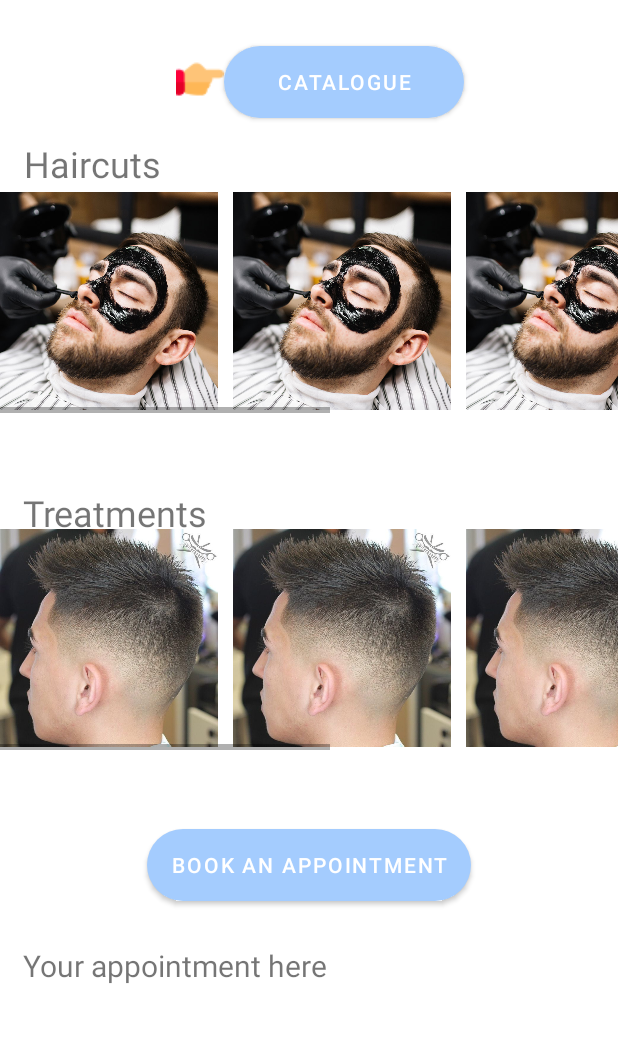
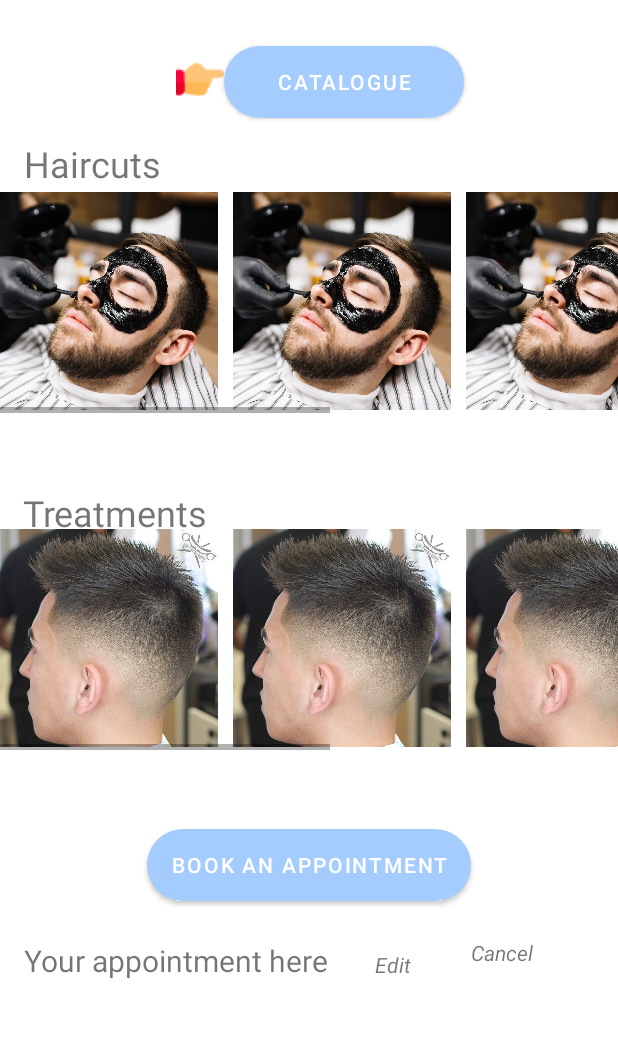
Before and after one commit to Mhmdbaba/CSC498G_FinalProject_BarberApp, an Android app: the HomePage screen opened directly, with no data from a screen before it, on a phone screen of 412 x 824 dp, the part 183-1226 px from its top. Run offline under Robolectric (Android 15) with nearby library versions, the phone set to English and light mode, and no system bars.

Commit message:
commit 8

```diff
--- a/app/src/main/res/layout/activity_home_page.xml
+++ b/app/src/main/res/layout/activity_home_page.xml
@@ -4,7 +4,9 @@
     xmlns:tools="http://schemas.android.com/tools"
     android:layout_width="match_parent"
     android:layout_height="match_parent"
-    tools:context=".HomePage">
+    tools:context=".HomePage"
+    tools:layout_editor_absoluteX="1dp"
+    tools:layout_editor_absoluteY="-3dp">
 
     <Button
         android:id="@+id/button6"
@@ -158,6 +160,7 @@
     </ScrollView>
 
     <ScrollView
+        android:id="@+id/scrollView4"
         android:layout_width="413dp"
         android:layout_height="151dp"
         app:layout_constraintBottom_toBottomOf="parent"
@@ -218,9 +221,35 @@
         android:textSize="20sp"
         app:layout_constraintBottom_toBottomOf="parent"
         app:layout_constraintEnd_toEndOf="parent"
-        app:layout_constraintHorizontal_bias="0.072"
+        app:layout_constraintHorizontal_bias="0.076"
         app:layout_constraintStart_toStartOf="parent"
         app:layout_constraintTop_toTopOf="parent"
-        app:layout_constraintVertical_bias="0.944" />
+        app:layout_constraintVertical_bias="0.94" />
+
+    <TextView
+        android:id="@+id/tv_cancel"
+        android:layout_width="wrap_content"
+        android:layout_height="wrap_content"
+        android:text="Cancel"
+        android:textStyle="italic"
+        app:layout_constraintBottom_toBottomOf="parent"
+        app:layout_constraintEnd_toEndOf="parent"
+        app:layout_constraintHorizontal_bias="0.0"
+        app:layout_constraintStart_toEndOf="@+id/button6"
+        app:layout_constraintTop_toBottomOf="@+id/scrollView4"
+        app:layout_constraintVertical_bias="0.684" />
+
+    <TextView
+        android:id="@+id/tv_edit"
+        android:layout_width="wrap_content"
+        android:layout_height="wrap_content"
+        android:text="Edit"
+        android:textStyle="italic"
+        app:layout_constraintBottom_toBottomOf="parent"
+        app:layout_constraintEnd_toStartOf="@+id/tv_cancel"
+        app:layout_constraintHorizontal_bias="0.436"
+        app:layout_constraintStart_toEndOf="@+id/output_appointment"
+        app:layout_constraintTop_toBottomOf="@+id/button6"
+        app:layout_constraintVertical_bias="0.4" />
 
 </androidx.constraintlayout.widget.ConstraintLayout>
```
